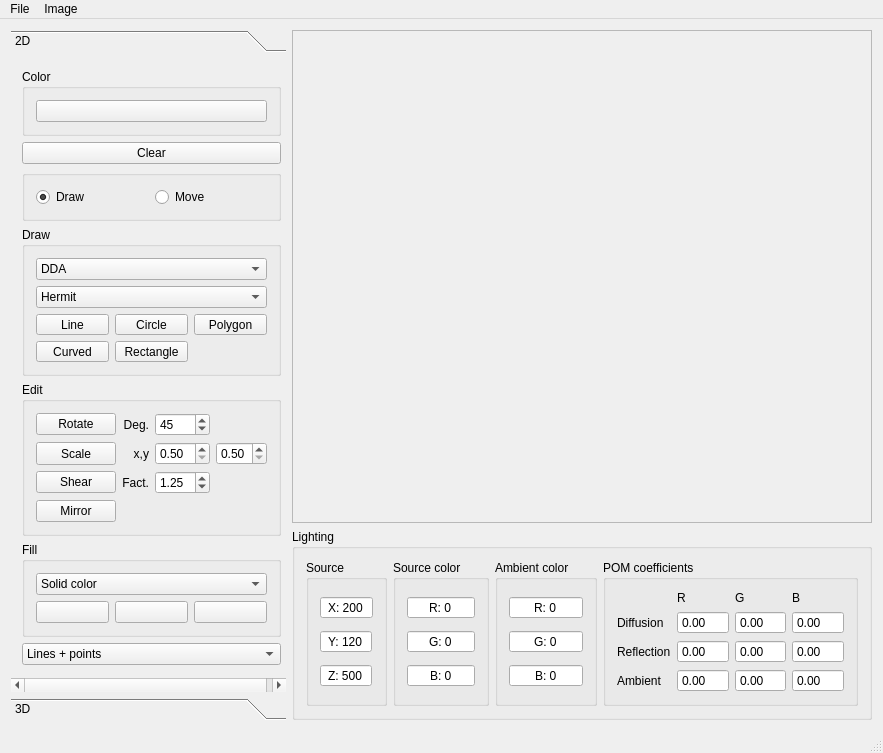
First picture: the form in src/ImageViewer.ui, repository IDemandASandwich/ImageViewer, before the edit.
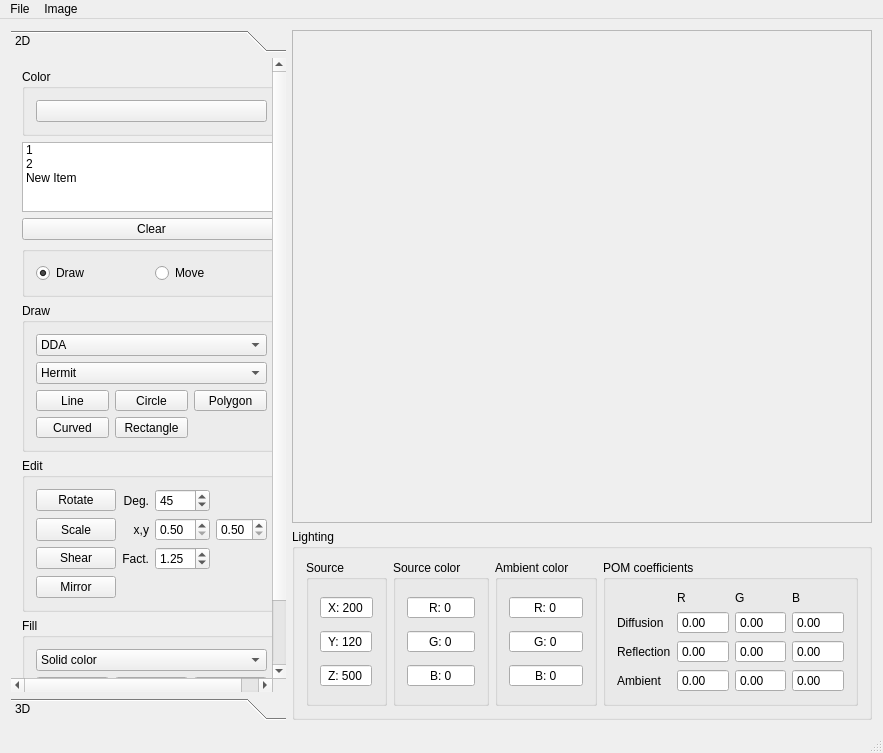
Second picture: the form after the edit.

Commit message: List widget

```diff
--- a/src/ImageViewer.ui
+++ b/src/ImageViewer.ui
@@ -517,7 +517,7 @@
          <x>0</x>
          <y>0</y>
          <width>270</width>
-         <height>639</height>
+         <height>715</height>
         </rect>
        </property>
        <attribute name="label">
@@ -556,6 +556,34 @@
           </item>
          </layout>
         </item>
+        <item>
+         <widget class="QListWidget" name="listWidgetLayers">
+          <property name="acceptDrops">
+           <bool>true</bool>
+          </property>
+          <property name="showDropIndicator" stdset="0">
+           <bool>true</bool>
+          </property>
+          <property name="dragEnabled">
+           <bool>true</bool>
+          </property>
+          <item>
+           <property name="text">
+            <string>1</string>
+           </property>
+          </item>
+          <item>
+           <property name="text">
+            <string>2</string>
+           </property>
+          </item>
+          <item>
+           <property name="text">
+            <string>New Item</string>
+           </property>
+          </item>
+         </widget>
+        </item>
         <item>
          <widget class="QPushButton" name="pushButtonClear">
           <property name="sizePolicy">
```
The commit also changes 2 other files.
